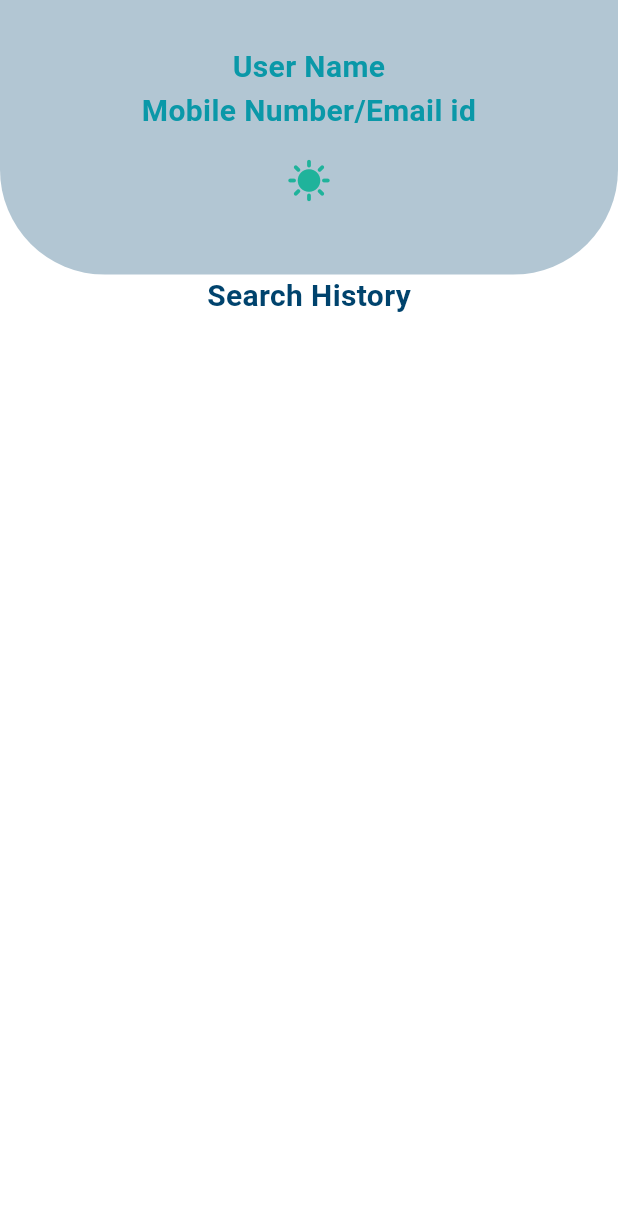
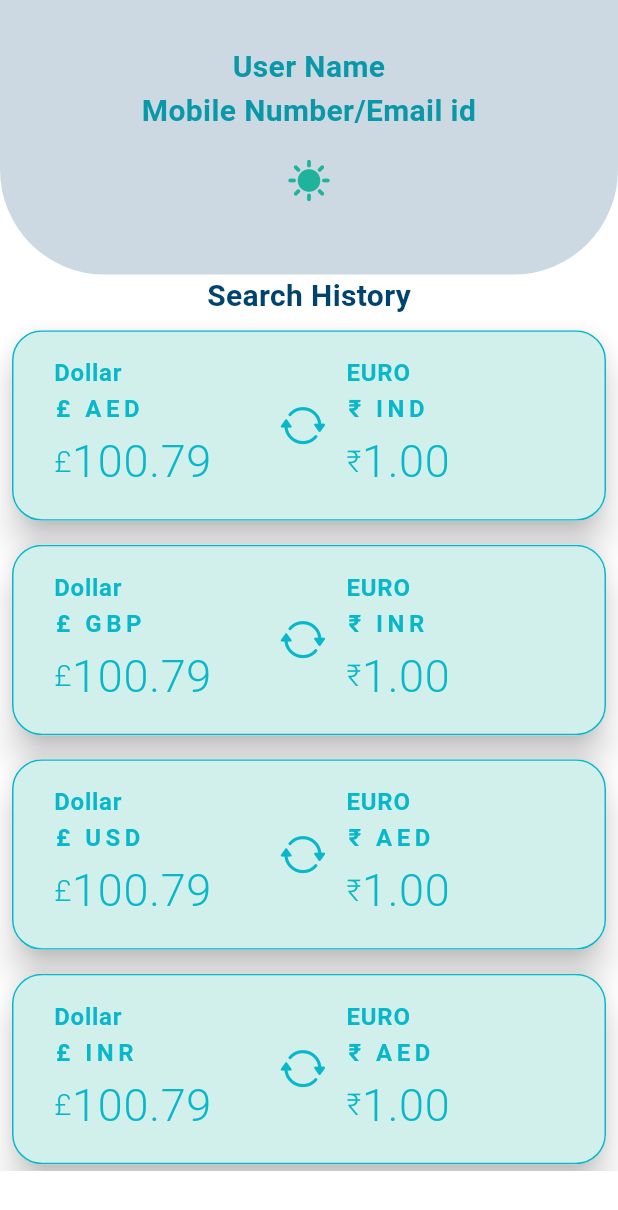
Before and after one commit to HrutujaP/ExchangeXpert, a Flutter app: the ProfileScreen screen opened by its route, on a phone screen of 412 x 824 dp. Shown: the top 1210 px of the screen. Run offline on Flutter 3.47's test engine with Material 2 defaults, Android fonts, the phone set to English and light mode, and no system bars; our stand-ins replace carousel_slider, cloud_firestore, firebase_auth, firebase_core, fl_chart, flutter_staggered_animations and 4 more; accounts and stored records are empty.

Commit message:
added animation to profile screen

```diff
--- a/lib/Screens/Profile Screen/profileScreen.dart
+++ b/lib/Screens/Profile Screen/profileScreen.dart
@@ -1,7 +1,10 @@
+import 'dart:convert';
+
 import 'package:cloud_firestore/cloud_firestore.dart';
 import 'package:exchange_xpert/Constants/constant.dart';
 import 'package:flutter/cupertino.dart';
 import 'package:flutter/material.dart';
+import 'package:flutter_staggered_animations/flutter_staggered_animations.dart';
 
 class ProfileScreen extends StatefulWidget {
   static const String id = 'profileScreen';
@@ -16,25 +19,38 @@ class _ProfileScreenState extends State<ProfileScreen> {
   final Map<String, dynamic> doc = {};
 
   void getsearchHistory() async {
+    try {
       await FirebaseFirestore.instance
           .collection('Users')
           .doc('6363850983')
           .get()
           .then((DocumentSnapshot documentSnapshot) {
         if (documentSnapshot.exists) {
-        // print(documentSnapshot.data());
+          print(documentSnapshot.data());
           doc.addAll(documentSnapshot.data() as Map<String, dynamic>);
           searchHistory = doc['history'];
+
           // print(doc['history']);
           // print(searchHistory.length);
         }
       });
+    } catch (e) {
+      print(e);
+    }
     // });
   }
 
   @override
   void initState() {
-    setState(() {});
+    setState(() {
+      searchHistory = {
+        "AED": "IND",
+        "GBP": "INR",
+        "USD": "AED",
+        "INR": "AED",
+        "IND": "USD"
+      };
+    });
     getsearchHistory();
     super.initState();
   }
@@ -56,7 +72,7 @@ class _ProfileScreenState extends State<ProfileScreen> {
               height: MediaQuery.of(context).size.height / 4.5,
               width: MediaQuery.of(context).size.width,
               decoration: BoxDecoration(
-                color: kSubSecondaryColor.withOpacity(0.3),
+                color: kSubSecondaryColor.withOpacity(0.2),
                 // borderRadius: BorderRadius.all(Radius.circular(20)),
               ),
               child: Column(
@@ -101,7 +117,7 @@ class _ProfileScreenState extends State<ProfileScreen> {
               ),
             ),
           ),
-          Text(
+          const Text(
             "Search History",
             style: TextStyle(
               color: kSubSecondaryColor,
@@ -115,7 +131,14 @@ class _ProfileScreenState extends State<ProfileScreen> {
                 physics: const BouncingScrollPhysics(),
                 itemCount: searchHistory.length,
                 itemBuilder: (context, index) {
-                  return Padding(
+                  return AnimationConfiguration.staggeredList(
+                    position: index,
+                    child: SlideAnimation(
+                      verticalOffset: 50.0,
+                      duration: const Duration(seconds: 2),
+                      child: FadeInAnimation(
+                        duration: const Duration(seconds: 1),
+                        child: Padding(
                           padding: const EdgeInsets.all(8.0),
                           child: Material(
                             elevation: 10,
@@ -133,13 +156,18 @@ class _ProfileScreenState extends State<ProfileScreen> {
                               title: Padding(
                                 padding: const EdgeInsets.all(8.0),
                                 child: Row(
-                            mainAxisAlignment: MainAxisAlignment.spaceAround,
+                                  mainAxisAlignment:
+                                      MainAxisAlignment.spaceAround,
                                   children: [
-                              Column(
-                                crossAxisAlignment: CrossAxisAlignment.start,
+                                    SizedBox(
+                                      width:
+                                          MediaQuery.of(context).size.width / 3,
+                                      child: Column(
+                                        crossAxisAlignment:
+                                            CrossAxisAlignment.start,
                                         children: [
                                           const Text(
-                                    "Australian Dollar",
+                                            "Dollar",
                                             style: TextStyle(
                                               color: kSecondaryColor,
                                               fontSize: 16,
@@ -177,15 +205,25 @@ class _ProfileScreenState extends State<ProfileScreen> {
                                           ),
                                         ],
                                       ),
+                                    ),
                                     // Spacer(),
-                              const Icon(
+                                    Padding(
+                                      padding: const EdgeInsets.all(8.0),
+                                      child: const Icon(
                                         CupertinoIcons.arrow_2_circlepath,
                                         color: kSecondaryColor,
                                         size: 30,
                                       ),
+                                    ),
                                     // Spacer(),
-                              Column(
-                                crossAxisAlignment: CrossAxisAlignment.start,
+                                    SizedBox(
+                                      width:
+                                          MediaQuery.of(context).size.width / 3,
+                                      child: Column(
+                                        crossAxisAlignment:
+                                            CrossAxisAlignment.start,
+                                        mainAxisAlignment:
+                                            MainAxisAlignment.start,
                                         children: [
                                           const Text(
                                             "EURO",
@@ -226,7 +264,11 @@ class _ProfileScreenState extends State<ProfileScreen> {
                                           ),
                                         ],
                                       ),
+                                    ),
                                   ],
+                                ),
+                              ),
+                            ),
                           ),
                         ),
                       ),
--- a/lib/main.dart
+++ b/lib/main.dart
@@ -33,9 +33,9 @@ class MyApp extends StatelessWidget {
         WelcomeScreen.id: (context) => const WelcomeScreen(),
         ProfileScreen.id: (context) => const ProfileScreen(),
       },
-      initialRoute: WelcomeScreen.id,
+      // initialRoute: WelcomeScreen.id,
       // initialRoute: HomeScreen.id,
-      // initialRoute: ProfileScreen.id,
+      initialRoute: ProfileScreen.id,
       home: const WelcomeScreen(),
     );
   }
--- a/pubspec.yaml
+++ b/pubspec.yaml
@@ -48,6 +48,7 @@ dependencies:
   google_sign_in: ^6.1.5
   sms_autofill: ^2.3.0
   lottie: ^2.6.0
+  flutter_staggered_animations: ^1.1.1
 
 
 dev_dependencies:
```
Also changed, not shown: pubspec.lock. Lines whose indentation alone changed are shown as unchanged.
